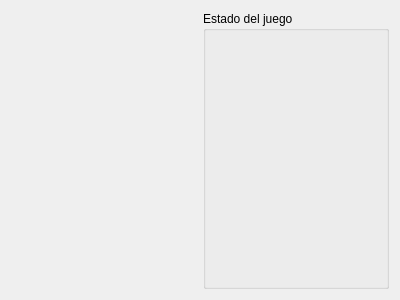
The window that view/juego.ui (cosimani/tapadita-ra) describes before a commit, drawn with Qt 5.
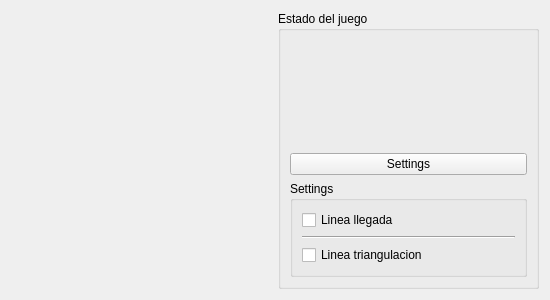
The same window after the commit. Custom widgets are drawn as their Qt base class.

The edit to the form file:
```diff
--- a/view/juego.ui
+++ b/view/juego.ui
@@ -6,7 +6,7 @@
    <rect>
     <x>0</x>
     <y>0</y>
-    <width>400</width>
+    <width>550</width>
     <height>300</height>
    </rect>
   </property>
@@ -45,6 +45,43 @@
         </property>
        </spacer>
       </item>
+      <item row="3" column="0">
+       <widget class="QPushButton" name="pbSettings">
+        <property name="text">
+         <string>Settings</string>
+        </property>
+       </widget>
+      </item>
+      <item row="4" column="0">
+       <widget class="QGroupBox" name="gbSettings">
+        <property name="title">
+         <string>Settings</string>
+        </property>
+        <layout class="QGridLayout" name="gridLayout_3">
+         <item row="0" column="0">
+          <widget class="QCheckBox" name="cbWinnerLine">
+           <property name="text">
+            <string>Linea llegada</string>
+           </property>
+          </widget>
+         </item>
+         <item row="1" column="0">
+          <widget class="Line" name="line">
+           <property name="orientation">
+            <enum>Qt::Horizontal</enum>
+           </property>
+          </widget>
+         </item>
+         <item row="2" column="0">
+          <widget class="QCheckBox" name="cbZonaTri">
+           <property name="text">
+            <string>Linea triangulacion</string>
+           </property>
+          </widget>
+         </item>
+        </layout>
+       </widget>
+      </item>
      </layout>
     </widget>
    </item>
```
Left out of the diff: 9 changed lines with no effect on the pictures.
